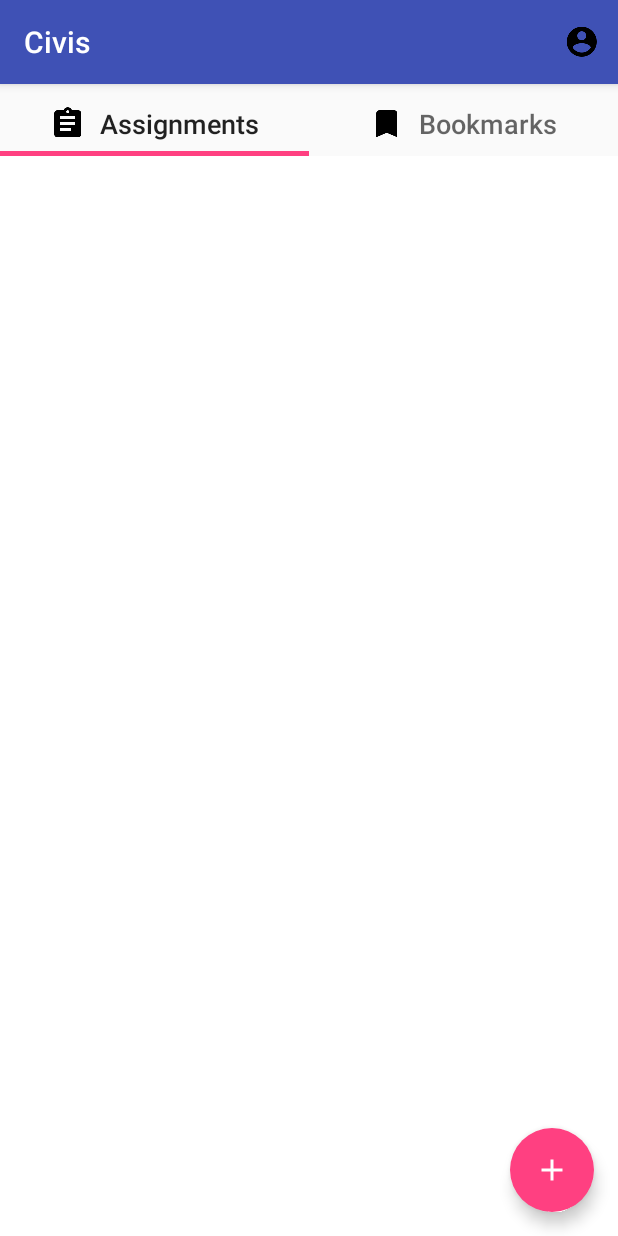
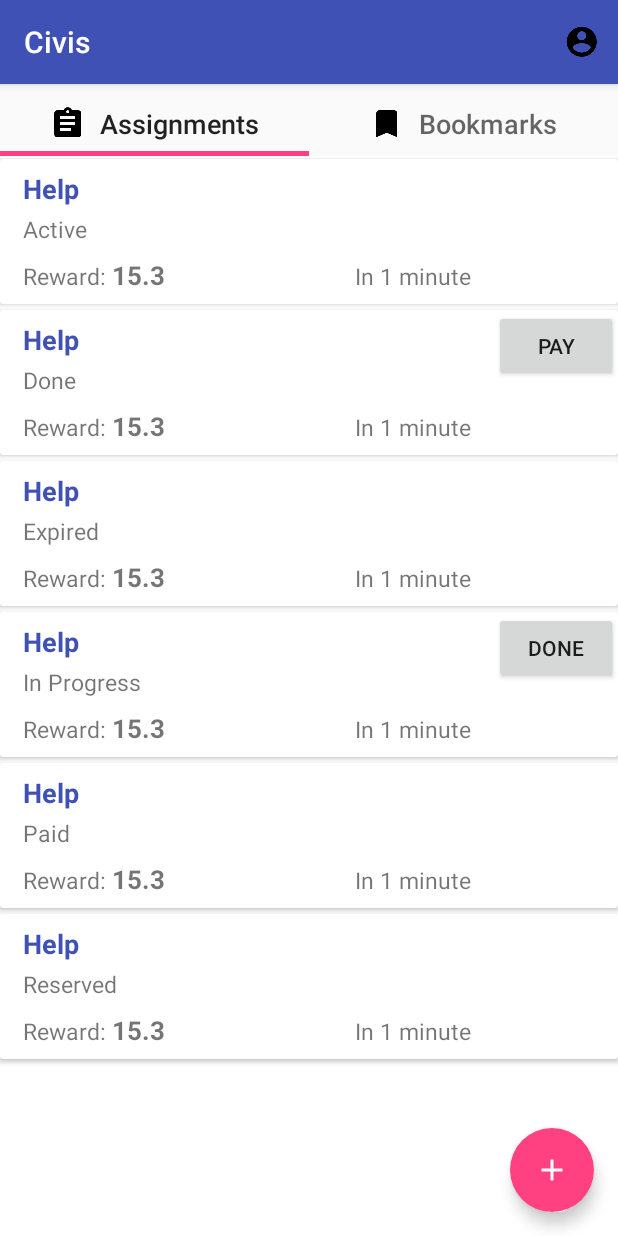
Before and after one commit to srihi/Civis, an Android app: the MainActivity screen opened directly, with no data from a screen before it, on a phone screen of 412 x 824 dp. Run offline under Robolectric (Android 15) with nearby library versions, the light colour scheme and no system bars.

Commit message:
Create buttons based on task state

```diff
--- a/app/src/main/java/com/smarty/civis/activities/MainActivity.java
+++ b/app/src/main/java/com/smarty/civis/activities/MainActivity.java
@@ -1,16 +1,29 @@
 package com.smarty.civis.activities;
 
+import android.content.ContentUris;
+import android.content.ContentValues;
 import android.content.Intent;
+import android.net.Uri;
 import android.support.design.widget.TabLayout;
 import android.support.v4.view.ViewPager;
 import android.support.v7.app.AppCompatActivity;
 import android.os.Bundle;
+import android.util.Log;
 import android.view.Menu;
 import android.view.MenuItem;
 
 
 import com.smarty.civis.R;
 import com.smarty.civis.adapters.ListFragmentPagerAdapter;
+import com.smarty.civis.data.TaskUpdateService;
+import com.smarty.civis.data.content.CivisContract;
+import com.smarty.civis.data.tables.TasksTable;
+import com.smarty.civis.models.Task;
+import com.smarty.civis.models.User;
+import com.smarty.civis.viewmodel.CivisViewModel;
+
+import static android.R.attr.id;
+import static com.smarty.civis.models.Task.ACTIVE;
 
 public class MainActivity extends AppCompatActivity {
 
@@ -25,6 +38,20 @@
         TabLayout tabLayout = (TabLayout) findViewById(R.id.sliding_tabs);
         tabLayout.setupWithViewPager(viewPager);
 
+        Task task = new Task("Help", "Babysit the kids", "Home", 15.3, true, System.currentTimeMillis() + 100000, "London", ACTIVE, 1, -1);
+
+//        TaskUpdateService.insertNewTask(this, task.getContentValues());
+
+        task.setId(1);
+        updateTaskStatus(task, 4);
+    }
+
+    void updateTaskStatus(Task task, int newStatus){
+        Uri uri = ContentUris.withAppendedId(CivisContract.TASKS_CONTENT_URI, task.getId());
+        ContentValues contentValues = new ContentValues();
+        contentValues.put(TasksTable.Entry.COLUMN_STATUS, newStatus);
+        TaskUpdateService.updateTask(this, uri, contentValues);
+        Log.i("==================", "Task status updated. Built URI: " + uri.toString());
     }
 
     @Override
--- a/app/src/main/java/com/smarty/civis/adapters/AssignmentAdapter.java
+++ b/app/src/main/java/com/smarty/civis/adapters/AssignmentAdapter.java
@@ -3,28 +3,39 @@
 import android.content.Context;
 import android.database.Cursor;
 import android.support.v7.widget.RecyclerView;
+import android.text.format.DateUtils;
 import android.view.LayoutInflater;
 import android.view.View;
 import android.view.ViewGroup;
+import android.widget.Button;
+import android.widget.LinearLayout;
 import android.widget.TextView;
 
 import com.smarty.civis.R;
 import com.smarty.civis.models.Task;
+import com.smarty.civis.utils.PrefUtils;
+
+import java.util.ArrayList;
+import java.util.List;
+
+import static com.smarty.civis.models.Task.ACTIVE;
+import static com.smarty.civis.models.Task.PAID;
 
 public class AssignmentAdapter extends RecyclerView.Adapter<AssignmentAdapter.OfferViewHolder> {
 
-
-    private final Context context;
+    private final Context mContext;
 
     private Cursor mCursor;
+    private List<Task> mTestList;
 
     private AssignmentAdapterOnClickHandler clickHandler;
 
     public AssignmentAdapter(Context context) {
-        this.context = context;
+        this.mContext = context;
+        this.mTestList = initTasksList();
     }
 
-    public void setClickHandler(AssignmentAdapterOnClickHandler  clickHandler) {
+    public void setClickHandler(AssignmentAdapterOnClickHandler clickHandler) {
         this.clickHandler = clickHandler;
     }
 
@@ -38,34 +49,81 @@
 
     @Override
     public OfferViewHolder onCreateViewHolder(ViewGroup parent, int viewType) {
-        View item = LayoutInflater.from(context).inflate(R.layout.list_item_assignment, parent, false);
+        Context context0 = parent.getContext();
+        View item = LayoutInflater.from(context0).inflate(R.layout.list_item_assignment, parent, false);
+//        Log.i("onCreateViewHolder", "===========called===========");
 
         return new OfferViewHolder(item);
     }
 
+    private List<Task> initTasksList() {
+        List<Task> tasks = new ArrayList<>();
+        tasks.add(new Task("Help", "Babysit the kids", "Home", 15.3, true, System.currentTimeMillis() + 100000, "London", ACTIVE, 1, -1));
+        tasks.add(new Task("Help", "Babysit the kids", "Home", 15.3, true, System.currentTimeMillis() + 100000, "London", Task.DONE, 1, -1));
+        tasks.add(new Task("Help", "Babysit the kids", "Home", 15.3, true, System.currentTimeMillis() + 100000, "London", Task.EXPIRED, 1, -1));
+        tasks.add(new Task("Help", "Babysit the kids", "Home", 15.3, true, System.currentTimeMillis() + 100000, "London", Task.IN_PROGRESS, 1, -1));
+        tasks.add(new Task("Help", "Babysit the kids", "Home", 15.3, true, System.currentTimeMillis() + 100000, "London", PAID, 1, -1));
+        tasks.add(new Task("Help", "Babysit the kids", "Home", 15.3, true, System.currentTimeMillis() + 100000, "London", Task.RESERVED, 1, -1));
+        return tasks;
+    }
+
     @Override
     public void onBindViewHolder(OfferViewHolder holder, int position) {
-        if (mCursor == null) {
-            return;
-        }
-        mCursor.moveToPosition(position);
-        Task task = new Task(mCursor);
+//        if (mCursor == null) {
+//            return;
+//        }
+//        mCursor.moveToPosition(position);
+//        Task task = new Task(mCursor);
+//        Log.i("onBindViewHolder", "===========called===========");
+
+        Task task = mTestList.get(position);
 
         holder.title.setText(task.getTitle());
         holder.price.setText(String.valueOf(task.getReward()));
-        holder.location.setText(task.getLocation());
+        holder.location.setText(task.getStatusString());
+        holder.dueDate.setText(DateUtils.getRelativeTimeSpanString(task.getEndTime()));
 
-//        holder.title.setText("Skilled mobile developer needed for video streaming app");
-//        holder.price.setText("$790");
-//        holder.location.setText("London, Cambridge 7994 - 18 mins ago");
+        // Add appropriate buttons
+        switch (task.getStatus()){
+            // If the task is reserved and the user is the owner give the option to accept or refuse
+            case Task.RESERVED:
+                if(PrefUtils.getUserId(mContext) == task.getOwnerId()) {
+                    Button btnAccept = new Button(mContext);
+                    Button btnRefuse = new Button(mContext);
+                    btnAccept.setText("Accept");
+                    btnRefuse.setText("Refuse");
+                    holder.buttonContainer.addView(btnAccept);
+                    holder.buttonContainer.addView(btnRefuse);
+                }
+                break;
+            // If the task is in progress and the user is the handler give the option to set as done
+            case Task.IN_PROGRESS:
+                if(PrefUtils.getUserId(mContext) == task.getTakenBy()) {
+                    Button btnDone = new Button(mContext);
+                    btnDone.setText("Done");
+                    holder.buttonContainer.addView(btnDone);
+                }
+                break;
+            // If the task is done and the user is the owner give the option to pay
+            case Task.DONE:
+                Button btnPaid = new Button(mContext);
+                btnPaid.setText("Pay");
+                holder.buttonContainer.addView(btnPaid);
+                break;
+            case Task.ACTIVE:
+            case Task.PAID:
+            case Task.EXPIRED:
+            default:
+        }
     }
 
     @Override
     public int getItemCount() {
-        return (mCursor != null) ? mCursor.getCount() : 0;
+//        return (mCursor != null) ? mCursor.getCount() : 0;
+        return mTestList.size();
     }
 
-    public interface AssignmentAdapterOnClickHandler  {
+    public interface AssignmentAdapterOnClickHandler {
         void onClick(int position);
     }
 
@@ -74,8 +132,10 @@
         TextView title;
         TextView price;
         TextView location;
+        TextView dueDate;
+        LinearLayout buttonContainer;
 
-        void bindViews(Task task){
+        void bindViews(Task task) {
 
         }
 
@@ -91,8 +151,9 @@
             });
 
             location = (TextView) itemView.findViewById(R.id.tv_location);
-
             price = (TextView) itemView.findViewById(R.id.tv_price);
+            dueDate = (TextView) itemView.findViewById(R.id.tv_due_date);
+            buttonContainer = (LinearLayout) itemView.findViewById(R.id.button_container);
         }
     }
 
```
